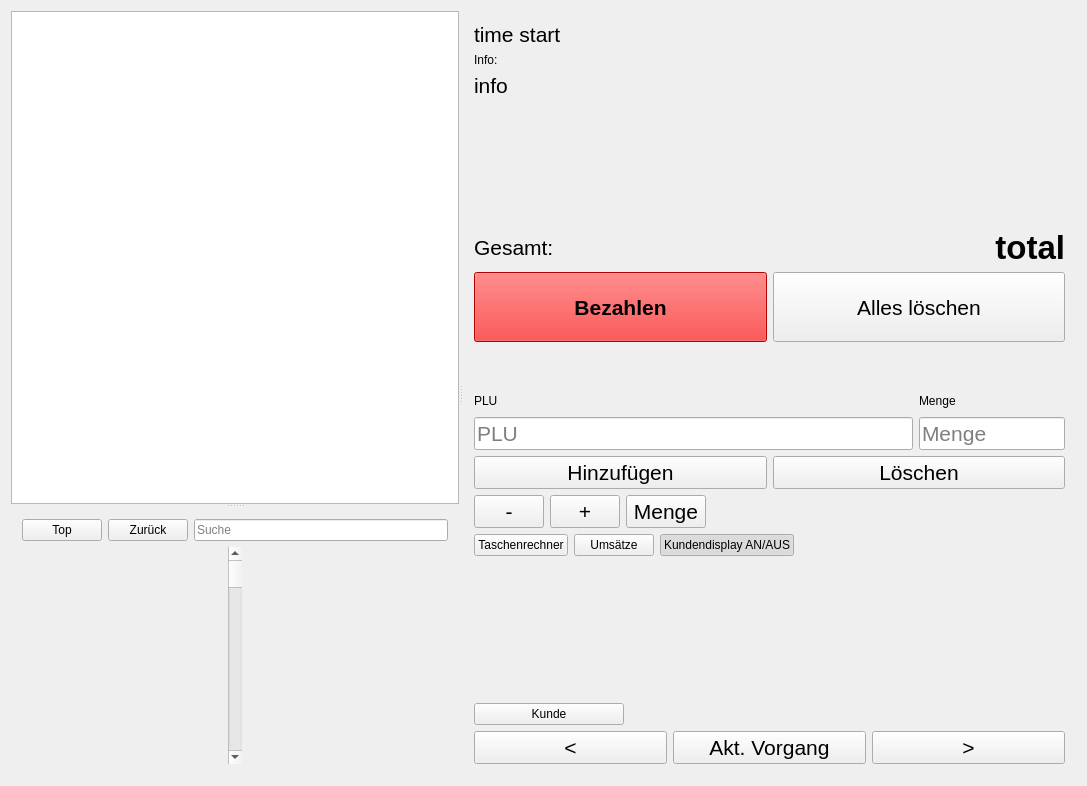
Above: mainwindow.ui from scheible/kassensystem before the change. Below: the same form after it.
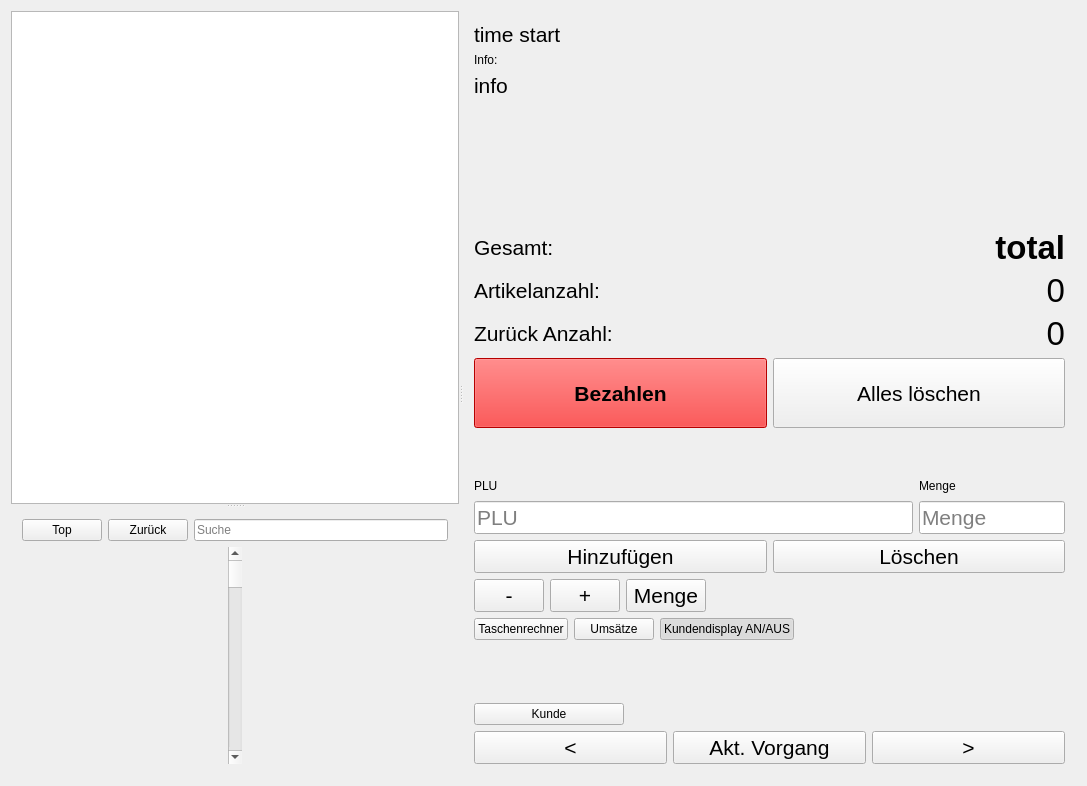
That is the form after the change.

Commit message: Added article count and new sale formatting

```diff
--- a/mainwindow.ui
+++ b/mainwindow.ui
@@ -189,6 +189,71 @@
           </item>
          </layout>
         </item>
+        <item>
+         <layout class="QHBoxLayout" name="horizontalLayout_10">
+          <item>
+           <widget class="QLabel" name="lblArticleCount">
+            <property name="font">
+             <font>
+              <pointsize>16</pointsize>
+             </font>
+            </property>
+            <property name="text">
+             <string>Artikelanzahl:</string>
+            </property>
+           </widget>
+          </item>
+          <item>
+           <widget class="QLabel" name="lblArticleCountValue">
+            <property name="font">
+             <font>
+              <pointsize>25</pointsize>
+             </font>
+            </property>
+            <property name="layoutDirection">
+             <enum>Qt::LeftToRight</enum>
+            </property>
+            <property name="text">
+             <string>0</string>
+            </property>
+            <property name="alignment">
+             <set>Qt::AlignRight|Qt::AlignTrailing|Qt::AlignVCenter</set>
+            </property>
+           </widget>
+          </item>
+         </layout>
+        </item>
+        <item>
+         <layout class="QHBoxLayout" name="horizontalLayout_11">
+          <item>
+           <widget class="QLabel" name="lblTakebackCount">
+            <property name="font">
+             <font>
+              <pointsize>16</pointsize>
+             </font>
+            </property>
+            <property name="text">
+             <string>Zurück Anzahl:</string>
+            </property>
+           </widget>
+          </item>
+          <item>
+           <widget class="QLabel" name="lblTakebackCountValue">
+            <property name="font">
+             <font>
+              <pointsize>25</pointsize>
+             </font>
+            </property>
+            <property name="text">
+             <string>0</string>
+            </property>
+            <property name="alignment">
+             <set>Qt::AlignRight|Qt::AlignTrailing|Qt::AlignVCenter</set>
+            </property>
+           </widget>
+          </item>
+         </layout>
+        </item>
         <item>
          <layout class="QHBoxLayout" name="horizontalLayout_5">
           <item>
```
The commit also changes 6 other files.
